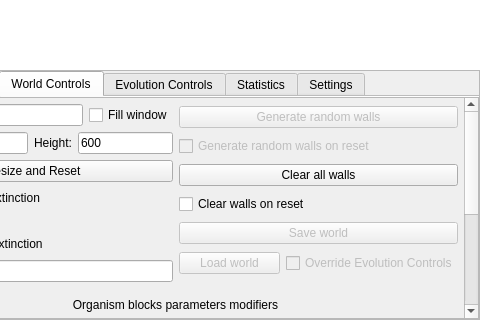
First picture: the form in LifeEngineCpp/mainwindow.ui, repository SuperSpaceEye/LifeEngineExtended, before the edit; both pictures show x 454 to 934 and y 578 to 898 of the 934 by 898 pixel window.
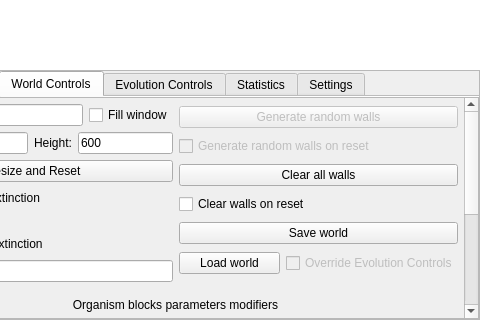
Second picture: the form after the edit. The open tabs and pages were chosen to show the change.

Patch:
```diff
--- a/LifeEngineCpp/mainwindow.ui
+++ b/LifeEngineCpp/mainwindow.ui
@@ -1038,7 +1038,7 @@
                         <item>
                          <widget class="QPushButton" name="b_save_world">
                           <property name="enabled">
-                           <bool>false</bool>
+                           <bool>true</bool>
                           </property>
                           <property name="text">
                            <string>Save world</string>
@@ -1053,7 +1053,7 @@
                           <item>
                            <widget class="QPushButton" name="b_load_world">
                             <property name="enabled">
-                             <bool>false</bool>
+                             <bool>true</bool>
                             </property>
                             <property name="text">
                              <string>Load world</string>
```
Left out of the diff: 10 changed lines with no effect on the pictures.
